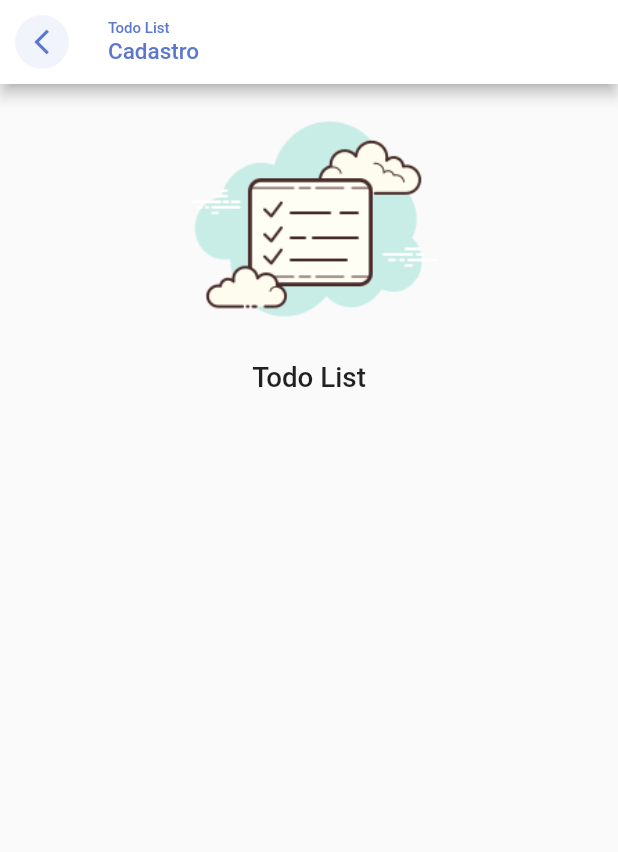
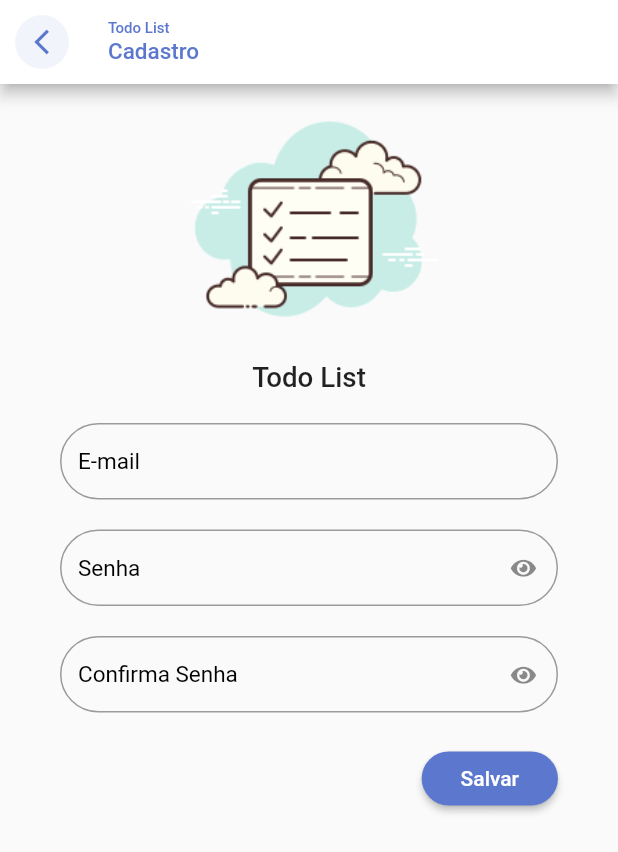
Before and after one commit to juanverass/hands_on_provider_e_sqlite, a Flutter app: the RegisterPage screen opened directly, on a phone screen of 412 x 824 dp. Shown: the top 852 px of the screen. Run offline on Flutter 3.47's test engine with Material 2 defaults, Android fonts, the phone set to English and light mode, and no system bars; our stand-ins replace flutter_signin_button, google_fonts, sqflite, sqflite_common, synchronized; accounts and stored records are empty; Roboto replaces fonts that are missing (Mandali).

Commit message:
Construindo layout de tela de cadastro

```diff
--- a/lib/app/core/widgets/todo_list_field.dart
+++ b/lib/app/core/widgets/todo_list_field.dart
@@ -35,6 +35,7 @@ class TodoListField extends StatelessWidget {
           validator: validator,
           focusNode: focusNode,
           decoration: InputDecoration(
+            alignLabelWithHint: true,
             labelText: label,
             labelStyle: const TextStyle(fontSize: 15, color: Colors.black),
             border: OutlineInputBorder(
--- a/lib/app/modules/auth/register/register_page.dart
+++ b/lib/app/modules/auth/register/register_page.dart
@@ -1,5 +1,6 @@
 import 'package:flutter/material.dart';
 import 'package:todo_list_provider/app/core/ui/theme_extensions.dart';
+import 'package:todo_list_provider/app/core/widgets/todo_list_field.dart';
 import 'package:todo_list_provider/app/core/widgets/todo_list_logo.dart';
 
 class RegisterPage extends StatelessWidget {
@@ -56,10 +57,44 @@ class RegisterPage extends StatelessWidget {
               child: TodoListLogo(),
             ),
           ),
-          const Padding(
-            padding: EdgeInsets.symmetric(horizontal: 40, vertical: 20),
-            child: Form(child: Column(
+          Padding(
+            padding: const EdgeInsets.symmetric(horizontal: 40, vertical: 20),
+            child: Form(
+                child: Column(
               children: [
+                TodoListField(label: 'E-mail'),
+                const SizedBox(
+                  height: 20,
+                ),
+                TodoListField(
+                  label: 'Senha',
+                  obscureText: true,
+                ),
+                const SizedBox(
+                  height: 20,
+                ),
+                TodoListField(
+                  label: 'Confirma Senha',
+                  obscureText: true,
+                ),
+                const SizedBox(
+                  height: 20,
+                ),
+                Align(
+                  alignment: Alignment.bottomRight,
+                  child: ElevatedButton(
+                    onPressed: () {},
+                    style: ElevatedButton.styleFrom(
+                      shape: RoundedRectangleBorder(
+                        borderRadius: BorderRadius.circular(20),
+                      ),
+                    ),
+                    child: const Padding(
+                      padding: EdgeInsets.all(10.0),
+                      child: Text('Salvar'),
+                    ),
+                  ),
+                ),
               ],
             )),
           ),
```
